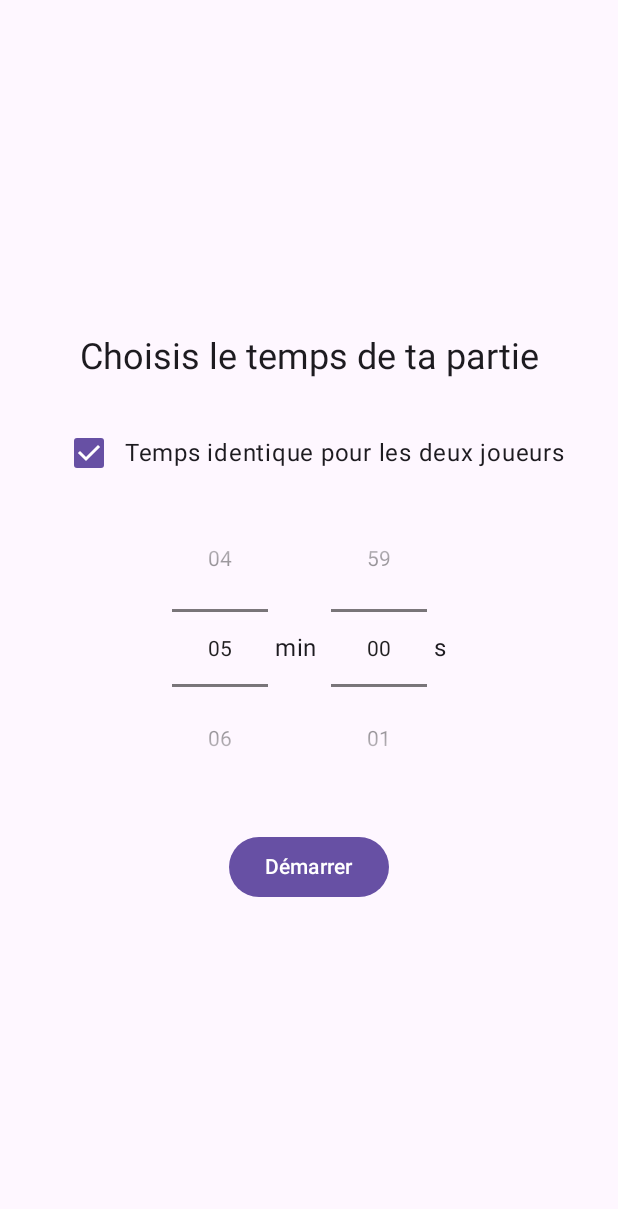
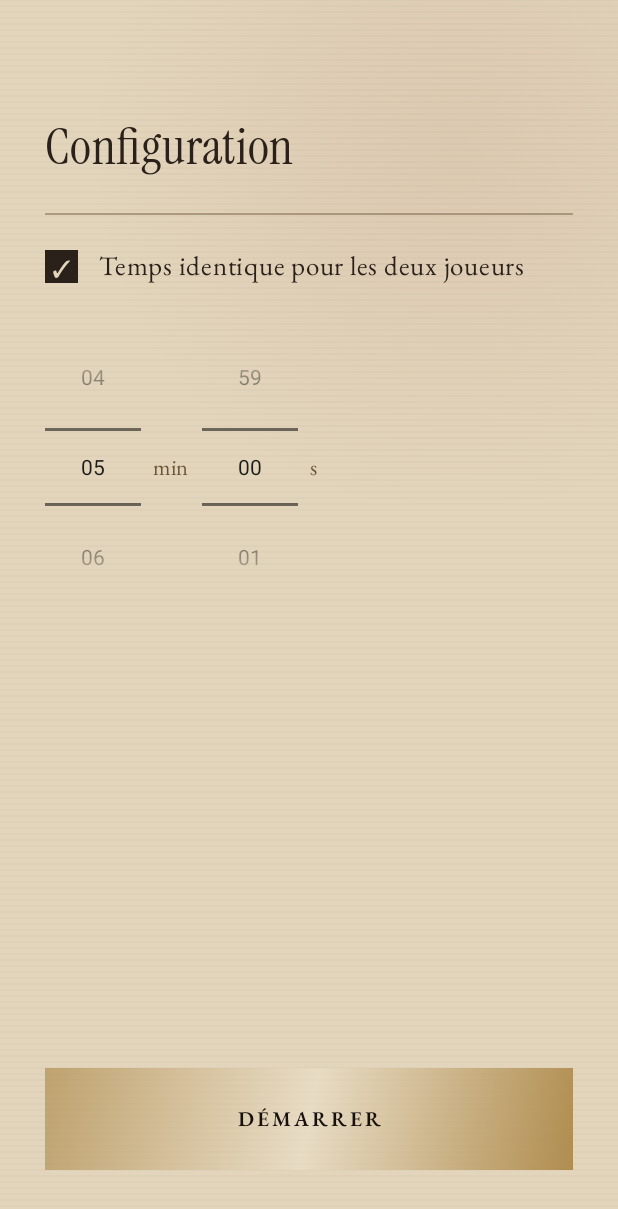
Before and after one commit to Alek6-dev/chess-clock, an Android app built with Jetpack Compose: the screen it shows after launch (MainActivity), on a phone screen of 412 x 824 dp. Shown: the top 1209 px of the screen. Run offline under Robolectric (Android 15) with nearby library versions, the phone set to English and light mode, and no system bars.

Commit message:
Habille l'écran de configuration avec la DA (issue #1)
Le fonctionnement (case à cocher, roue minutes/secondes libre, pas de
preset) était déjà conforme ; seul l'habillage change : fond papier
vieilli avec réglure et tache d'encre, case à cocher à angles vifs,
bouton Démarrer en laiton gravé (dégradé) actif/désactivé, pastilles de
matière ivoire/cuir pour identifier les camps en mode "par joueur".

Limite connue : les roues restent les widgets natifs (NumberPicker /
Picker .wheel) pour garder le geste natif, donc leur typographie
interne (taille dégressive par rang définie dans la planche) n'est pas
end reproduite pixel pour pixel — il faudrait un picker Compose/SwiftUI
entièrement personnalisé pour ça.

Co-Authored-By: Claude Sonnet 5 <noreply@anthropic.com>

```diff
--- a/android/app/src/main/kotlin/dev/alek6dev/chessclock/ui/setup/GameSetupScreen.kt
+++ b/android/app/src/main/kotlin/dev/alek6dev/chessclock/ui/setup/GameSetupScreen.kt
@@ -1,15 +1,21 @@
 package dev.alek6dev.chessclock.ui.setup
 
+import androidx.compose.foundation.background
+import androidx.compose.foundation.border
+import androidx.compose.foundation.clickable
+import androidx.compose.foundation.interaction.MutableInteractionSource
 import androidx.compose.foundation.layout.Arrangement
+import androidx.compose.foundation.layout.Box
 import androidx.compose.foundation.layout.Column
 import androidx.compose.foundation.layout.Row
 import androidx.compose.foundation.layout.Spacer
 import androidx.compose.foundation.layout.fillMaxSize
+import androidx.compose.foundation.layout.fillMaxWidth
 import androidx.compose.foundation.layout.height
 import androidx.compose.foundation.layout.padding
-import androidx.compose.material3.Button
-import androidx.compose.material3.Checkbox
-import androidx.compose.material3.MaterialTheme
+import androidx.compose.foundation.layout.size
+import androidx.compose.foundation.layout.weight
+import androidx.compose.foundation.layout.width
 import androidx.compose.material3.Text
 import androidx.compose.runtime.Composable
 import androidx.compose.runtime.getValue
@@ -18,10 +24,18 @@ import androidx.compose.runtime.remember
 import androidx.compose.runtime.setValue
 import androidx.compose.ui.Alignment
 import androidx.compose.ui.Modifier
+import androidx.compose.ui.graphics.Brush
+import androidx.compose.ui.graphics.Color
+import androidx.compose.ui.text.font.FontWeight
 import androidx.compose.ui.text.style.TextAlign
 import androidx.compose.ui.unit.dp
+import androidx.compose.ui.unit.sp
 import dev.alek6dev.chessclock.model.GameTime
 import dev.alek6dev.chessclock.ui.components.WheelNumberPicker
+import dev.alek6dev.chessclock.ui.theme.ChessClockColors
+import dev.alek6dev.chessclock.ui.theme.ChessClockFonts
+import dev.alek6dev.chessclock.ui.theme.InkStainOverlay
+import dev.alek6dev.chessclock.ui.theme.RuledBackground
 
 private val DEFAULT_TIME = GameTime(minutes = 5, seconds = 0)
 
@@ -51,71 +65,134 @@ fun GameSetupScreen(
 
     val canStart = whiteTime.isValid && blackTime.isValid
 
+    Box(modifier = modifier.fillMaxSize()) {
+        RuledBackground(
+            baseColor = ChessClockColors.Paper,
+            lineColor = ChessClockColors.Leather.copy(alpha = 0.07f),
+            modifier = Modifier.fillMaxSize(),
+        )
+        InkStainOverlay(modifier = Modifier.fillMaxSize())
+
         Column(
-        modifier = modifier.fillMaxSize().padding(24.dp),
-        horizontalAlignment = Alignment.CenterHorizontally,
-        verticalArrangement = Arrangement.Center,
+            modifier = Modifier
+                .fillMaxSize()
+                .padding(horizontal = 30.dp)
+                .padding(top = 76.dp, bottom = 44.dp),
         ) {
             Text(
-            text = "Choisis le temps de ta partie",
-            style = MaterialTheme.typography.headlineSmall,
-            textAlign = TextAlign.Center,
+                text = "Configuration",
+                color = ChessClockColors.InkSurface,
+                fontFamily = ChessClockFonts.InstrumentSerif,
+                fontSize = 34.sp,
             )
 
-        Spacer(modifier = Modifier.height(24.dp))
+            Spacer(Modifier.height(22.dp))
+            Box(Modifier.fillMaxWidth().height(1.dp).background(ChessClockColors.Leather.copy(alpha = 0.45f)))
+            Spacer(Modifier.height(22.dp))
 
-        Row(verticalAlignment = Alignment.CenterVertically) {
-            Checkbox(
+            CheckboxRow(
                 checked = sameTimeForBoth,
                 onCheckedChange = ::onSameTimeToggled,
             )
-            Text("Temps identique pour les deux joueurs")
-        }
 
-        Spacer(modifier = Modifier.height(16.dp))
+            Spacer(Modifier.height(32.dp))
 
             if (sameTimeForBoth) {
                 TimeWheelRow(
-                label = null,
+                    swatch = null,
                     time = whiteTime,
                     onTimeChange = ::updateWhiteTime,
                 )
             } else {
                 TimeWheelRow(
-                label = "Blancs",
+                    swatch = CampSwatch.WHITE,
                     time = whiteTime,
                     onTimeChange = ::updateWhiteTime,
                 )
-            Spacer(modifier = Modifier.height(24.dp))
+                Spacer(Modifier.height(24.dp))
                 TimeWheelRow(
-                label = "Noirs",
+                    swatch = CampSwatch.BLACK,
                     time = blackTime,
                     onTimeChange = { blackTime = it },
                 )
             }
 
-        Spacer(modifier = Modifier.height(32.dp))
+            Spacer(Modifier.weight(1f))
 
-        Button(
+            StartButton(
+                enabled = canStart,
                 onClick = { onStartGame(whiteTime, blackTime) },
-            enabled = canStart,
-        ) {
-            Text("Démarrer")
+            )
         }
     }
 }
 
 @Composable
+private fun CheckboxRow(checked: Boolean, onCheckedChange: (Boolean) -> Unit) {
+    Row(
+        verticalAlignment = Alignment.CenterVertically,
+        modifier = Modifier
+            .clickable(
+                interactionSource = remember { MutableInteractionSource() },
+                indication = null,
+                onClick = { onCheckedChange(!checked) },
+            ),
+    ) {
+        Box(
+            modifier = Modifier
+                .size(22.dp)
+                .then(
+                    if (checked) {
+                        Modifier.background(ChessClockColors.InkSurface)
+                    } else {
+                        Modifier.border(width = 1.dp, color = ChessClockColors.Leather)
+                    },
+                ),
+            contentAlignment = Alignment.Center,
+        ) {
+            if (checked) {
+                Text(
+                    text = "✓",
+                    color = ChessClockColors.Paper,
+                    fontSize = 15.sp,
+                )
+            }
+        }
+        Spacer(Modifier.width(14.dp))
+        Text(
+            text = "Temps identique pour les deux joueurs",
+            color = ChessClockColors.InkSurface,
+            fontFamily = ChessClockFonts.EBGaramond,
+            fontSize = 18.sp,
+        )
+    }
+}
+
+private enum class CampSwatch { WHITE, BLACK }
+
+@Composable
 private fun TimeWheelRow(
-    label: String?,
+    swatch: CampSwatch?,
     time: GameTime,
     onTimeChange: (GameTime) -> Unit,
     modifier: Modifier = Modifier,
 ) {
-    Column(horizontalAlignment = Alignment.CenterHorizontally, modifier = modifier) {
-        if (label != null) {
-            Text(label, style = MaterialTheme.typography.titleMedium)
-            Spacer(modifier = Modifier.height(4.dp))
+    Column(modifier = modifier) {
+        if (swatch != null) {
+            Box(
+                modifier = Modifier
+                    .size(width = 30.dp, height = 9.dp)
+                    .then(
+                        if (swatch == CampSwatch.WHITE) {
+                            Modifier
+                                .background(ChessClockColors.Ivory)
+                                .border(width = 1.dp, color = ChessClockColors.Leather)
+                        } else {
+                            Modifier.background(ChessClockColors.Leather)
+                        },
+                    ),
+            )
+            Spacer(Modifier.height(12.dp))
         }
         Row(verticalAlignment = Alignment.CenterVertically) {
             WheelNumberPicker(
@@ -123,13 +200,65 @@ private fun TimeWheelRow(
                 value = time.minutes,
                 onValueChange = { onTimeChange(time.copy(minutes = it)) },
             )
-            Text(" min  ")
+            Text(
+                text = "min",
+                color = ChessClockColors.Leather,
+                fontFamily = ChessClockFonts.EBGaramond,
+                fontSize = 15.sp,
+                modifier = Modifier.padding(horizontal = 8.dp),
+            )
             WheelNumberPicker(
                 range = 0..59,
                 value = time.seconds,
                 onValueChange = { onTimeChange(time.copy(seconds = it)) },
             )
-            Text(" s")
+            Text(
+                text = "s",
+                color = ChessClockColors.Leather,
+                fontFamily = ChessClockFonts.EBGaramond,
+                fontSize = 15.sp,
+                modifier = Modifier.padding(start = 8.dp),
+            )
         }
     }
 }
+
+@Composable
+private fun StartButton(enabled: Boolean, onClick: () -> Unit) {
+    val brassGradient = Brush.linearGradient(
+        colors = listOf(
+            ChessClockColors.Brass.copy(alpha = 0.7f),
+            ChessClockColors.Ivory.copy(alpha = 0.4f),
+            ChessClockColors.Brass,
+        ),
+    )
+    Box(
+        modifier = Modifier
+            .fillMaxWidth()
+            .then(
+                if (enabled) {
+                    Modifier
+                        .background(brassGradient)
+                        .clickable(
+                            interactionSource = remember { MutableInteractionSource() },
+                            indication = null,
+                            onClick = onClick,
+                        )
+                } else {
+                    Modifier.border(width = 1.dp, color = ChessClockColors.Leather.copy(alpha = 0.45f))
+                },
+            )
+            .padding(vertical = 22.dp),
+        contentAlignment = Alignment.Center,
+    ) {
+        Text(
+            text = "DÉMARRER",
+            color = if (enabled) ChessClockColors.InkNight else ChessClockColors.Leather.copy(alpha = 0.55f),
+            fontFamily = ChessClockFonts.EBGaramond,
+            fontWeight = FontWeight.SemiBold,
+            fontSize = 14.sp,
+            letterSpacing = 2.sp,
+            textAlign = TextAlign.Center,
+        )
+    }
+}
```
Also changed, not shown: 1 other file. Lines whose indentation alone changed are shown as unchanged.
